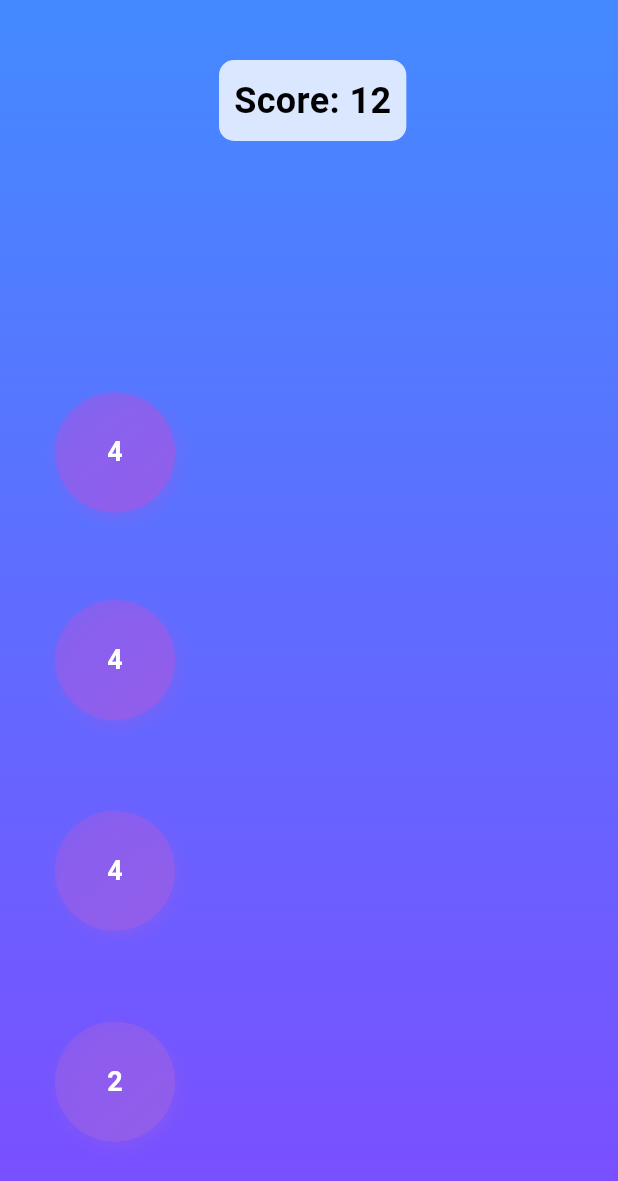
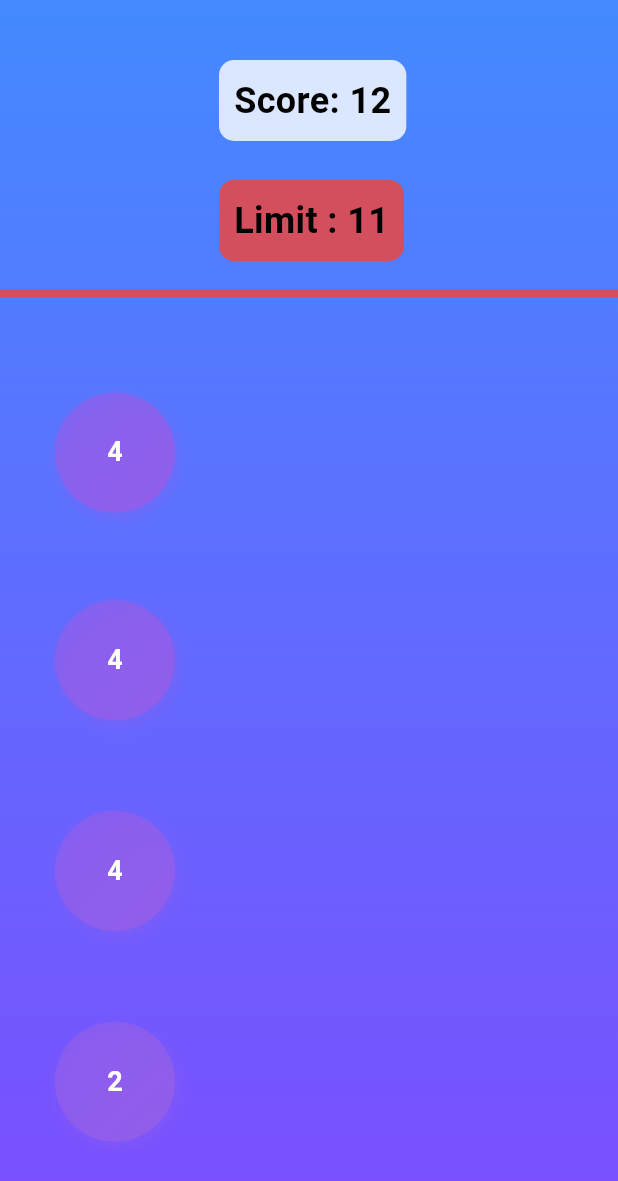
Before and after one commit to nt4c1/MD-Tally, a Flutter app: the screen it shows after launch, on a phone screen of 412 x 824 dp. Shown: the top 1181 px of the screen. Run offline on Flutter 3.47's test engine with Material 3 defaults, Android fonts, the light colour scheme and no system bars; our stand-ins replace firebase_core; accounts and stored records are empty.

Commit message:
Line +Limit

```diff
--- a/lib/main.dart
+++ b/lib/main.dart
@@ -142,6 +142,32 @@ class _GameScreenState extends State<GameScreen> {
                 ),
               ),
             ),
+          // "Limit 11" Text
+          Positioned(
+            top: 120, // Positioned between the score and the line (Score top = 40, so 120 is a good position)
+            left: MediaQuery.of(context).size.width / 2 - 60,
+            child: Container(
+              padding: EdgeInsets.all(10),
+              decoration: BoxDecoration(
+                color: Colors.red.withOpacity(0.8),
+                borderRadius: BorderRadius.circular(10),
+              ),
+              child: Text(
+                "Limit : 11",
+                style: TextStyle(fontSize: 24, fontWeight: FontWeight.bold, color: Colors.black),
+              ),
+            ),
+          ),
+          // Stopping point line (positioned below the "Limit 11" text)
+          Positioned(
+            top: 193, // Positioned just below "Limit 11"
+            left: 0,
+            right: 0,
+            child: Container(
+              height: 5, // Thickness of the line
+              color: Colors.red.withOpacity(0.8),
+            ),
+          ),
           // Game Over
           if (_gameLogic.gameOver)
             Center(
```
